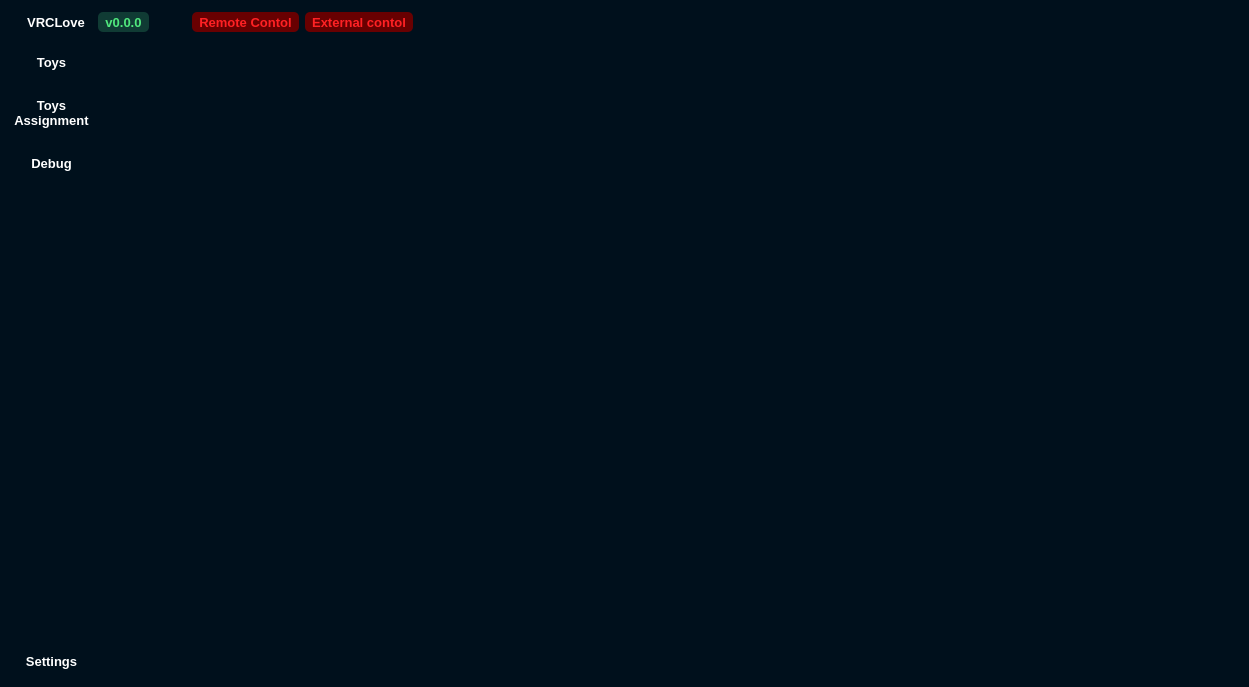
Above: templates/main.ui from firocore/VRChatLove before the change. Below: the same form after it.
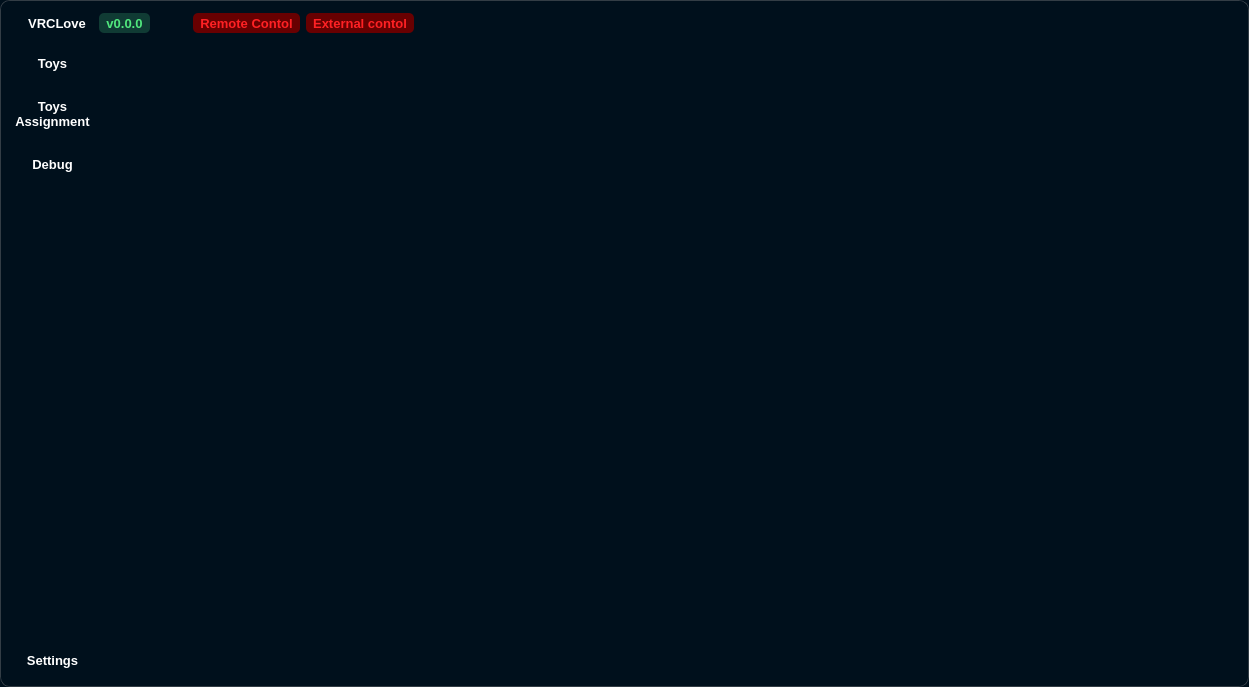
That is the form after the change. Icons and pictures are not drawn.

The edit to the form file:
```diff
--- a/templates/main.ui
+++ b/templates/main.ui
@@ -38,21 +38,27 @@
    <bool>false</bool>
   </property>
   <widget class="QWidget" name="centralwidget">
+   <property name="styleSheet">
+    <string notr="true">#centralwidget {
+    border: 1px solid #333d45;
+    border-radius: 10px;
+}</string>
+   </property>
    <layout class="QVBoxLayout" name="verticalLayout_2">
     <property name="spacing">
      <number>0</number>
     </property>
     <property name="leftMargin">
-     <number>0</number>
+     <number>1</number>
     </property>
     <property name="topMargin">
-     <number>0</number>
+     <number>1</number>
     </property>
     <property name="rightMargin">
-     <number>0</number>
+     <number>1</number>
     </property>
     <property name="bottomMargin">
-     <number>0</number>
+     <number>1</number>
     </property>
     <item>
      <widget class="QWidget" name="header" native="true">
@@ -79,7 +85,9 @@
       <property name="styleSheet">
        <string notr="true">QToolButton {
   	border: none;
-}</string>
+};
+
+</string>
       </property>
       <layout class="QHBoxLayout" name="horizontalLayout_4" stretch="2,1">
        <property name="spacing">
```
